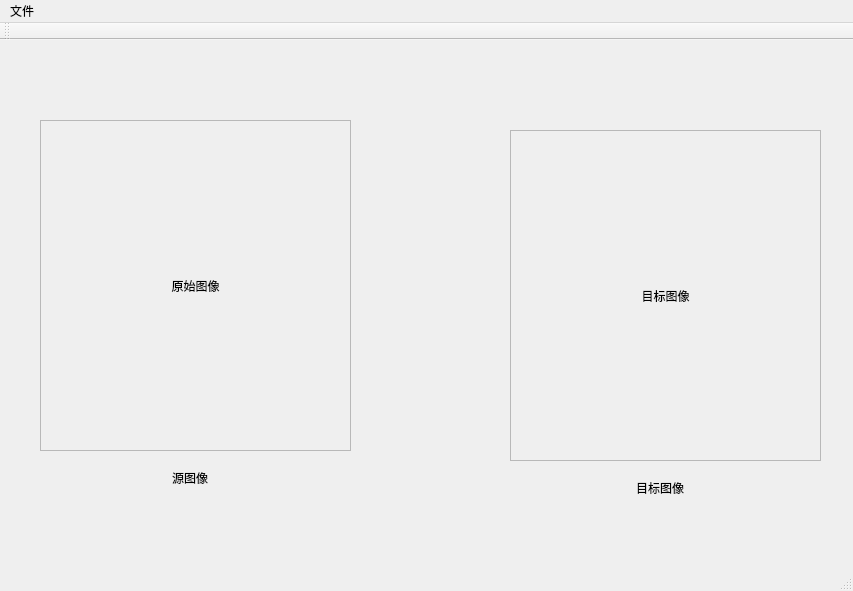
This is mainwindow.ui in ShawnZhang31/Mac-OpenCV-QT5.6 as Qt 5 draws it before an edit. The edited form follows.
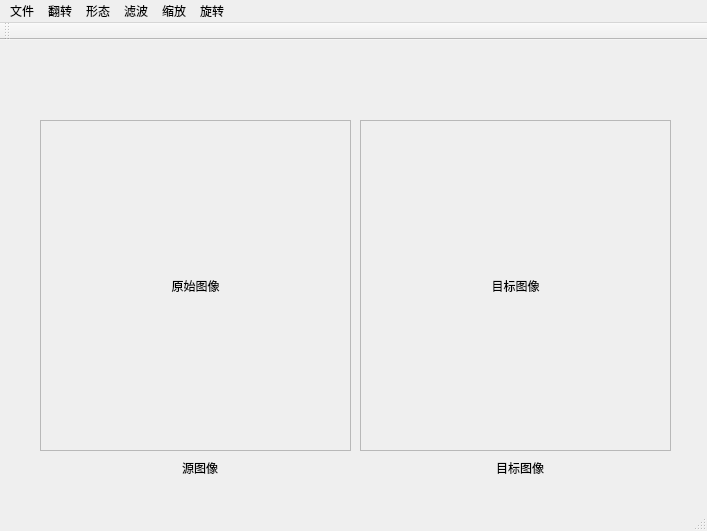
This is the edited form. Icons and pictures are not drawn.

Patch:
```diff
--- a/mainwindow.ui
+++ b/mainwindow.ui
@@ -6,8 +6,8 @@
    <rect>
     <x>0</x>
     <y>0</y>
-    <width>853</width>
-    <height>591</height>
+    <width>707</width>
+    <height>531</height>
    </rect>
   </property>
   <property name="windowTitle">
@@ -17,8 +17,8 @@
    <widget class="QLabel" name="OirginText">
     <property name="geometry">
      <rect>
-      <x>160</x>
-      <y>430</y>
+      <x>170</x>
+      <y>420</y>
       <width>60</width>
       <height>16</height>
      </rect>
@@ -55,8 +55,8 @@
    <widget class="QLabel" name="DestImage">
     <property name="geometry">
      <rect>
-      <x>510</x>
-      <y>90</y>
+      <x>360</x>
+      <y>80</y>
       <width>311</width>
       <height>331</height>
      </rect>
@@ -74,8 +74,8 @@
    <widget class="QLabel" name="DestText">
     <property name="geometry">
      <rect>
-      <x>630</x>
-      <y>440</y>
+      <x>490</x>
+      <y>420</y>
       <width>60</width>
       <height>16</height>
      </rect>
@@ -93,7 +93,7 @@
     <rect>
      <x>0</x>
      <y>0</y>
-     <width>853</width>
+     <width>707</width>
      <height>22</height>
     </rect>
    </property>
@@ -104,8 +104,65 @@
     <addaction name="actionOpenTestImage"/>
     <addaction name="actionExit"/>
     <addaction name="actionRestore"/>
+    <addaction name="actionExit"/>
+   </widget>
+   <widget class="QMenu" name="menu_2">
+    <property name="title">
+     <string>翻转</string>
+    </property>
+    <addaction name="actionHorizenFilp"/>
+    <addaction name="actionVerticalFlip"/>
+    <addaction name="actionHorizalAndVerticalFlip"/>
+   </widget>
+   <widget class="QMenu" name="menu_3">
+    <property name="title">
+     <string>形态</string>
+    </property>
+    <addaction name="actionErode"/>
+    <addaction name="actionDialation"/>
+    <addaction name="actionOpenning"/>
+    <addaction name="actionClosing"/>
+    <addaction name="actionMorphologicalGradient"/>
+    <addaction name="actionTopHat"/>
+    <addaction name="actionBlackHat"/>
+   </widget>
+   <widget class="QMenu" name="menu_4">
+    <property name="title">
+     <string>滤波</string>
+    </property>
+    <addaction name="actionNormalizeFilter"/>
+    <addaction name="separator"/>
+    <addaction name="actionNormalize"/>
+    <addaction name="actionNoNormalize"/>
+    <addaction name="separator"/>
+    <addaction name="actionGaussFilter"/>
+    <addaction name="actionMediaFilter"/>
+    <addaction name="actionBilateralFilter"/>
+   </widget>
+   <widget class="QMenu" name="menu_5">
+    <property name="title">
+     <string>缩放</string>
+    </property>
+    <addaction name="action_PyrUp"/>
+    <addaction name="action_PyrDown"/>
+    <addaction name="action_Resize"/>
+    <addaction name="action_ResizeS"/>
+   </widget>
+   <widget class="QMenu" name="menu_6">
+    <property name="title">
+     <string>旋转</string>
+    </property>
+    <addaction name="actioncNresize"/>
+    <addaction name="actioncResize"/>
+    <addaction name="actionantiClockwise"/>
+    <addaction name="actionNFlipResize"/>
    </widget>
    <addaction name="menu"/>
+   <addaction name="menu_2"/>
+   <addaction name="menu_3"/>
+   <addaction name="menu_4"/>
+   <addaction name="menu_5"/>
+   <addaction name="menu_6"/>
   </widget>
   <widget class="QToolBar" name="mainToolBar">
    <attribute name="toolBarArea">
```
Left out of the diff: 121 changed lines with no effect on the pictures.
